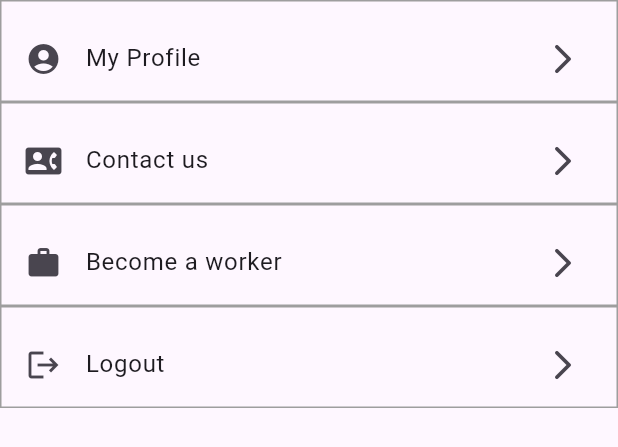
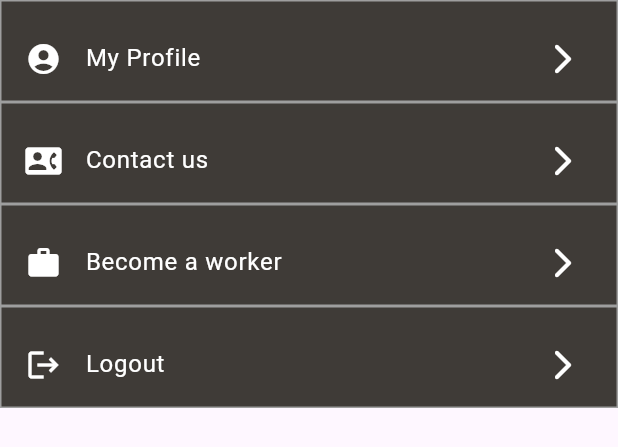
Before and after one commit to Salvador025/cadidy, a Flutter app: the MenuDrawer widget shown alone on an empty page, opened directly, on a phone screen of 412 x 824 dp. Shown: the top 447 px of the screen. Run offline on Flutter 3.47's test engine with Material 3 defaults, Android fonts, the phone set to English and light mode, and no system bars; our stand-ins replace firebase_auth, firebase_core, flutter_map, google_fonts, latlong2, smooth_page_indicator; missing offline and left inert: firebase_ui_auth; accounts and stored records are empty.

Commit message:
change of ui

```diff
--- a/cadidy/lib/widgets/menu_drawer.dart
+++ b/cadidy/lib/widgets/menu_drawer.dart
@@ -14,8 +14,11 @@ class _MenuDrawerState extends State<MenuDrawer> {
         builder: (context) {
           return AlertDialog(
             icon: Icon(Icons.logout, color: Colors.red, size: 50),
-          title: Text('Come back soon!', textAlign: TextAlign.center, style: TextStyle(fontWeight: FontWeight.bold)),
-          content: Text('Are you sure you want\n to logout?', textAlign: TextAlign.center),
+            title: Text('Come back soon!',
+                textAlign: TextAlign.center,
+                style: TextStyle(fontWeight: FontWeight.bold)),
+            content: Text('Are you sure you want\n to logout?',
+                textAlign: TextAlign.center),
             actions: [
               Row(
                 mainAxisAlignment: MainAxisAlignment.center,
@@ -26,34 +29,29 @@ class _MenuDrawerState extends State<MenuDrawer> {
                           style: ElevatedButton.styleFrom(
                               backgroundColor: Colors.black,
                               shape: RoundedRectangleBorder(
-                          borderRadius: BorderRadius.circular(10)
-                        )
-                      ),
+                                  borderRadius: BorderRadius.circular(10))),
                           onPressed: () {
                             Navigator.of(context).pop();
                           },
-                      child: Text('Yes, Logout', style: TextStyle(color: Colors.white))
-                    ),
+                          child: Text('Yes, Logout',
+                              style: TextStyle(color: Colors.white))),
                       ElevatedButton(
                           style: ElevatedButton.styleFrom(
                               backgroundColor: Colors.white,
                               shape: RoundedRectangleBorder(
-                          borderRadius: BorderRadius.circular(10)
-                        )
-                      ),
+                                  borderRadius: BorderRadius.circular(10))),
                           onPressed: () {
                             Navigator.of(context).pop();
                           },
-                      child: Text('Cancel', style: TextStyle(color: Colors.red))
-                    ),
+                          child: Text('Cancel',
+                              style: TextStyle(color: Colors.red))),
                     ],
                   ),
                 ],
               ),
             ],
           );
-      }
-    );
+        });
   }
 
   @override
@@ -63,71 +61,73 @@ class _MenuDrawerState extends State<MenuDrawer> {
         Container(
           padding: const EdgeInsets.only(top: 10),
           decoration: BoxDecoration(
-                border: Border.all(
-                  color: Colors.grey,
-                  width: 1
-                )
+            border: Border.all(color: Colors.grey, width: 1),
+            color: Color.fromARGB(255, 63, 59, 55),
           ),
           child: ListTile(
-                leading: Icon(Icons.account_circle),
-                title: Text('My Profile'),
-                trailing: Icon(Icons.arrow_forward_ios_rounded),
-                onTap: () {
-
-                },
+            leading: Icon(
+              Icons.account_circle,
+              color: Colors.white,
+            ),
+            title: Text(
+              'My Profile',
+              style: TextStyle(color: Colors.white),
+            ),
+            trailing:
+                Icon(Icons.arrow_forward_ios_rounded, color: Colors.white),
+            onTap: () {},
           ),
         ),
         Container(
             padding: const EdgeInsets.only(top: 10),
             decoration: BoxDecoration(
-                border: Border.all(
-                  color: Colors.grey,
-                  width: 1
-                )
+              border: Border.all(color: Colors.grey, width: 1),
+              color: Color.fromARGB(255, 63, 59, 55),
             ),
             child: ListTile(
-              leading: Icon(Icons.contact_phone_rounded),
-              title: Text('Contact us'),
-              trailing: Icon(Icons.arrow_forward_ios_rounded),
-              onTap: () {
-
-                },
-              )
+              leading: Icon(Icons.contact_phone_rounded, color: Colors.white),
+              title: Text(
+                'Contact us',
+                style: TextStyle(color: Colors.white),
               ),
+              trailing:
+                  Icon(Icons.arrow_forward_ios_rounded, color: Colors.white),
+              onTap: () {},
+            )),
         Container(
             padding: const EdgeInsets.only(top: 10),
             decoration: BoxDecoration(
-                border: Border.all(
-                  color: Colors.grey,
-                  width: 1
-                )
+              border: Border.all(color: Colors.grey, width: 1),
+              color: Color.fromARGB(255, 63, 59, 55),
             ),
             child: ListTile(
-              leading: Icon(Icons.work_rounded),
-              title: Text('Become a worker'),
-              trailing: Icon(Icons.arrow_forward_ios_rounded),
-              onTap: () {
-
-                },
-              )
+              leading: Icon(Icons.work_rounded, color: Colors.white),
+              title: Text(
+                'Become a worker',
+                style: TextStyle(color: Colors.white),
               ),
+              trailing:
+                  Icon(Icons.arrow_forward_ios_rounded, color: Colors.white),
+              onTap: () {},
+            )),
         Container(
             padding: const EdgeInsets.only(top: 10),
             decoration: BoxDecoration(
-                border: Border.all(
-                  color: Colors.grey,
-                  width: 1
-                )
+              border: Border.all(color: Colors.grey, width: 1),
+              color: Color.fromARGB(255, 63, 59, 55),
             ),
             child: ListTile(
-              leading: Icon(Icons.logout),
-              title: Text('Logout'),
-              trailing: Icon(Icons.arrow_forward_ios_rounded),
+              leading: Icon(Icons.logout, color: Colors.white),
+              title: Text(
+                'Logout',
+                style: TextStyle(color: Colors.white),
+              ),
+              trailing:
+                  Icon(Icons.arrow_forward_ios_rounded, color: Colors.white),
               onTap: () {
                 _logoutDialog();
               },
-              )
-            ),
+            )),
       ],
     );
   }
```
Also changed, not shown: cadidy/lib/main.dart (+3 -8 lines), cadidy/lib/screens/dashboard/home.dart (+23 -5 lines), cadidy/lib/widgets/dashboard_home.dart (+54 -35 lines), cadidy/lib/widgets/service_button.dart (+12 -17 lines), cadidy/pubspec.yaml (+13 -4 lines), cadidy/assets/images/service_icons/barber.jpg (added), cadidy/assets/images/service_icons/carpenter.jpg (added), cadidy/assets/images/service_icons/cleaning.jpg (added), cadidy/assets/images/service_icons/dog.jpg (added), cadidy/assets/images/service_icons/electrician.jpg (added), cadidy/assets/images/service_icons/garden.jpg (added), cadidy/assets/images/service_icons/makeup.jpg (added), cadidy/assets/images/service_icons/repairing.jpg (added), cadidy/assets/images/service_icons/veterinarian.jpg (added), 1 more files, 1 other file. Lines whose indentation alone changed are shown as unchanged.
